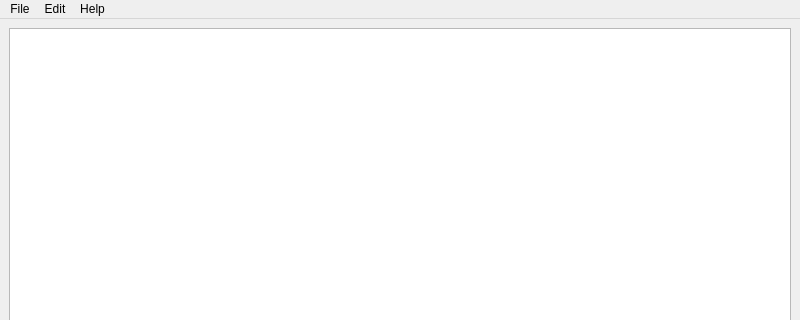
First picture: the form in mainwindow.ui, repository qwerty258/filemetadata, before the edit; both pictures show x 0 to 800 and y 0 to 320 of the 800 by 600 pixel window.
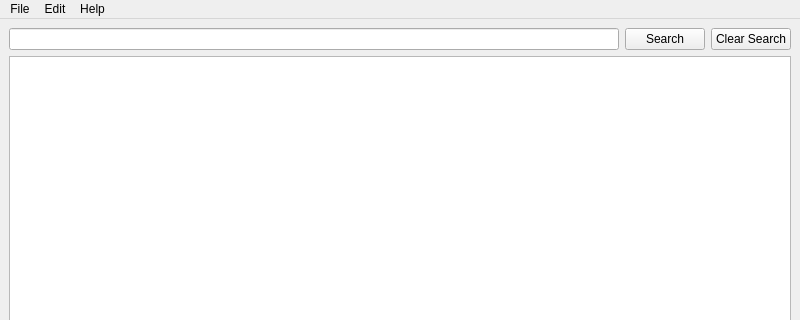
Second picture: the form after the edit.

Commit message: add search on main window

The edit to the form file:
```diff
--- a/mainwindow.ui
+++ b/mainwindow.ui
@@ -21,7 +21,24 @@
   </property>
   <widget class="QWidget" name="centralwidget">
    <layout class="QGridLayout" name="gridLayout">
+    <item row="0" column="1">
+     <widget class="QPushButton" name="pushButtonSearch">
+      <property name="text">
+       <string>Search</string>
+      </property>
+     </widget>
+    </item>
     <item row="0" column="0">
+     <widget class="QLineEdit" name="lineEditSearchTerm"/>
+    </item>
+    <item row="0" column="2">
+     <widget class="QPushButton" name="pushButtonClearSearch">
+      <property name="text">
+       <string>Clear Search</string>
+      </property>
+     </widget>
+    </item>
+    <item row="1" column="0" colspan="3">
      <widget class="QTableView" name="table_view"/>
     </item>
    </layout>
```
The commit also changes 4 other files.
